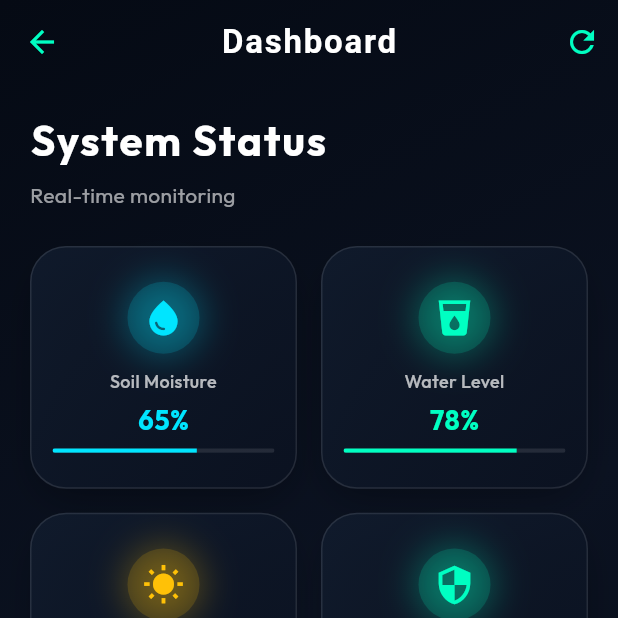
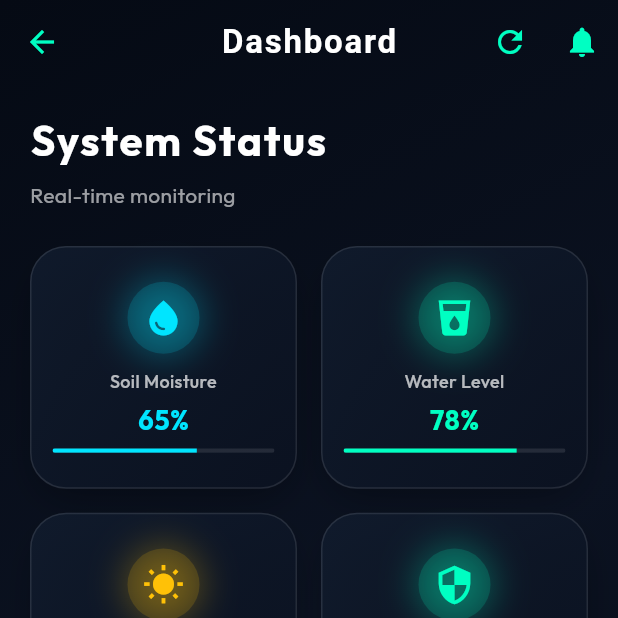
Before and after one commit to JayamalNarampanawa/AgroSmart, a Flutter app: the DashboardScreen screen opened directly, on a phone screen of 412 x 824 dp, the top half of it. Run offline on Flutter 3.47's test engine with Material 3 defaults, Android fonts, the phone set to English and light mode, and no system bars; our stand-ins replace card_swiper, firebase_core, firebase_database, fl_chart, flutter_local_notifications, flutter_staggered_animations and 6 more; accounts and stored records are empty; network calls fail.

Commit message:
notification panel added

```diff
--- a/dashboard/agromobile/lib/main.dart
+++ b/dashboard/agromobile/lib/main.dart
@@ -6,6 +6,7 @@
 import 'services/auth_service.dart';
 import 'services/firebase_service.dart';
 import 'services/settings_service.dart';
+import 'services/notification_service.dart';
 import 'theme/app_theme.dart';
 
 void main() async {
@@ -20,6 +21,7 @@
   await SettingsService.instance.initialize();
   await AlertService.instance.initialize();
   await FirebaseService.instance.initialize();
+  await NotificationService.instance.initialize();
 
   runApp(const AgriBot());
 }
--- /dev/null
+++ b/dashboard/agromobile/lib/models/notification_model.dart
@@ -0,0 +1,86 @@
+class NotificationModel {
+  final String id;
+  final String title;
+  final String message;
+  final NotificationType type;
+  final DateTime timestamp;
+  final bool isRead;
+  final NotificationPriority priority;
+
+  NotificationModel({
+    required this.id,
+    required this.title,
+    required this.message,
+    required this.type,
+    required this.timestamp,
+    this.isRead = false,
+    this.priority = NotificationPriority.normal,
+  });
+
+  NotificationModel copyWith({
+    String? id,
+    String? title,
+    String? message,
+    NotificationType? type,
+    DateTime? timestamp,
+    bool? isRead,
+    NotificationPriority? priority,
+  }) {
+    return NotificationModel(
+      id: id ?? this.id,
+      title: title ?? this.title,
+      message: message ?? this.message,
+      type: type ?? this.type,
+      timestamp: timestamp ?? this.timestamp,
+      isRead: isRead ?? this.isRead,
+      priority: priority ?? this.priority,
+    );
+  }
+
+  Map<String, dynamic> toMap() {
+    return {
+      'id': id,
+      'title': title,
+      'message': message,
+      'type': type.name,
+      'timestamp': timestamp.millisecondsSinceEpoch,
+      'isRead': isRead,
+      'priority': priority.name,
+    };
+  }
+
+  factory NotificationModel.fromMap(Map<dynamic, dynamic> map) {
+    return NotificationModel(
+      id: map['id'] as String? ?? '',
+      title: map['title'] as String? ?? '',
+      message: map['message'] as String? ?? '',
+      type: NotificationType.values.firstWhere(
+        (e) => e.name == map['type'],
+        orElse: () => NotificationType.info,
+      ),
+      timestamp: DateTime.fromMillisecondsSinceEpoch(
+        map['timestamp'] as int? ?? DateTime.now().millisecondsSinceEpoch,
+      ),
+      isRead: map['isRead'] as bool? ?? false,
+      priority: NotificationPriority.values.firstWhere(
+        (e) => e.name == map['priority'],
+        orElse: () => NotificationPriority.normal,
+      ),
+    );
+  }
+}
+
+enum NotificationType {
+  info,
+  warning,
+  error,
+  success,
+  alert,
+}
+
+enum NotificationPriority {
+  low,
+  normal,
+  high,
+  critical,
+}
--- a/dashboard/agromobile/lib/screens/dashboard_screen.dart
+++ b/dashboard/agromobile/lib/screens/dashboard_screen.dart
@@ -1,5 +1,6 @@
 import 'package:flutter/material.dart';
 import '../widgets/glass_card.dart';
+import '../widgets/notification_button.dart';
 
 class DashboardScreen extends StatefulWidget {
   const DashboardScreen({super.key});
@@ -33,6 +34,7 @@
               });
             },
           ),
+          const NotificationButton(),
         ],
       ),
       body: Container(
--- /dev/null
+++ b/dashboard/agromobile/lib/widgets/notification_button.dart
@@ -0,0 +1,78 @@
+import 'package:flutter/material.dart';
+
+import '../services/notification_service.dart';
+import '../widgets/notification_panel.dart';
+
+class NotificationButton extends StatefulWidget {
+  const NotificationButton({super.key});
+
+  @override
+  State<NotificationButton> createState() => _NotificationButtonState();
+}
+
+class _NotificationButtonState extends State<NotificationButton> {
+  bool _showPanel = false;
+
+  @override
+  Widget build(BuildContext context) {
+    return Stack(
+      children: [
+        IconButton(
+          icon: const Icon(Icons.notifications),
+          onPressed: () {
+            setState(() {
+              _showPanel = true;
+            });
+          },
+        ),
+        ValueListenableBuilder<int>(
+          valueListenable: NotificationService.instance.unreadCount,
+          builder: (context, count, _) {
+            if (count == 0) return const SizedBox.shrink();
+            return Positioned(
+              right: 8,
+              top: 8,
+              child: Container(
+                padding: const EdgeInsets.all(4),
+                decoration: BoxDecoration(
+                  color: const Color(0xFFFF5252),
+                  shape: BoxShape.circle,
+                  boxShadow: [
+                    BoxShadow(
+                      color: const Color(0xFFFF5252).withOpacity(0.5),
+                      blurRadius: 8,
+                      spreadRadius: 1,
+                    ),
+                  ],
+                ),
+                constraints: const BoxConstraints(
+                  minWidth: 18,
+                  minHeight: 18,
+                ),
+                child: Text(
+                  count > 9 ? '9+' : count.toString(),
+                  style: const TextStyle(
+                    color: Colors.white,
+                    fontSize: 10,
+                    fontWeight: FontWeight.bold,
+                  ),
+                  textAlign: TextAlign.center,
+                ),
+              ),
+            );
+          },
+        ),
+        if (_showPanel)
+          Positioned.fill(
+            child: NotificationPanel(
+              onClose: () {
+                setState(() {
+                  _showPanel = false;
+                });
+              },
+            ),
+          ),
+      ],
+    );
+  }
+}
--- a/dashboard/agromobile/pubspec.yaml
+++ b/dashboard/agromobile/pubspec.yaml
@@ -29,6 +29,8 @@
   firebase_core: ^4.4.0
   firebase_database: ^12.1.3
   font_awesome_flutter: ^10.12.0
+  shared_preferences: ^2.2.2
+  intl: ^0.19.0
 
 dev_dependencies:
   flutter_test:
```
Also changed, not shown: dashboard/agromobile/lib/services/notification_service.dart (added, +159 -0 lines), dashboard/agromobile/lib/widgets/notification_panel.dart (added, +394 -0 lines), dashboard/agromobile/pubspec.lock, 1 other file.
